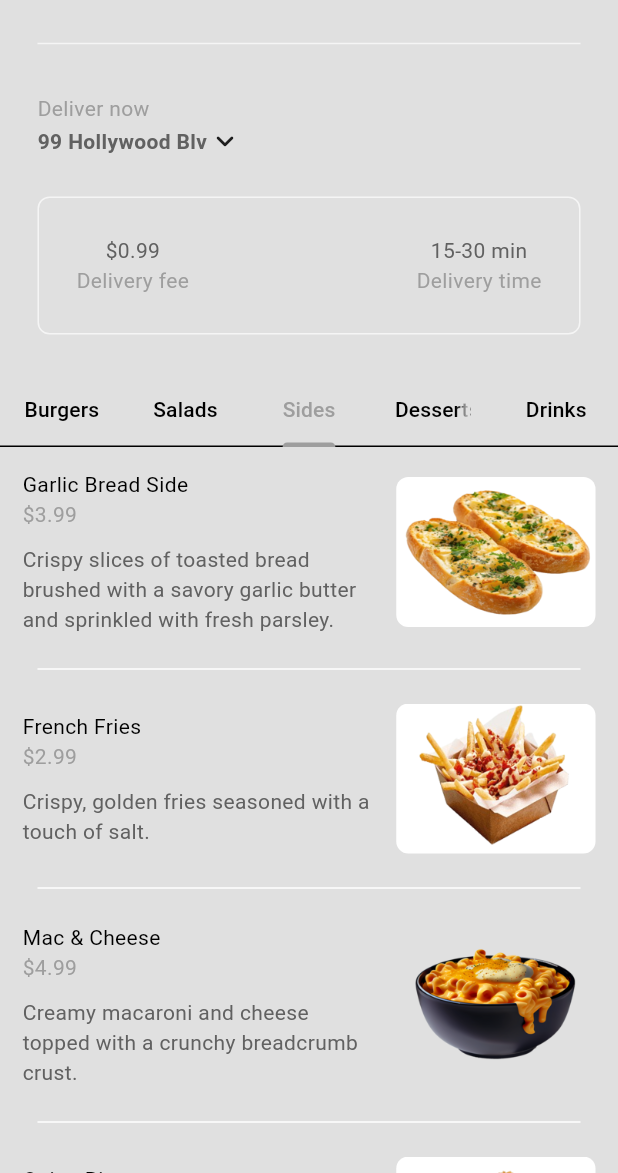
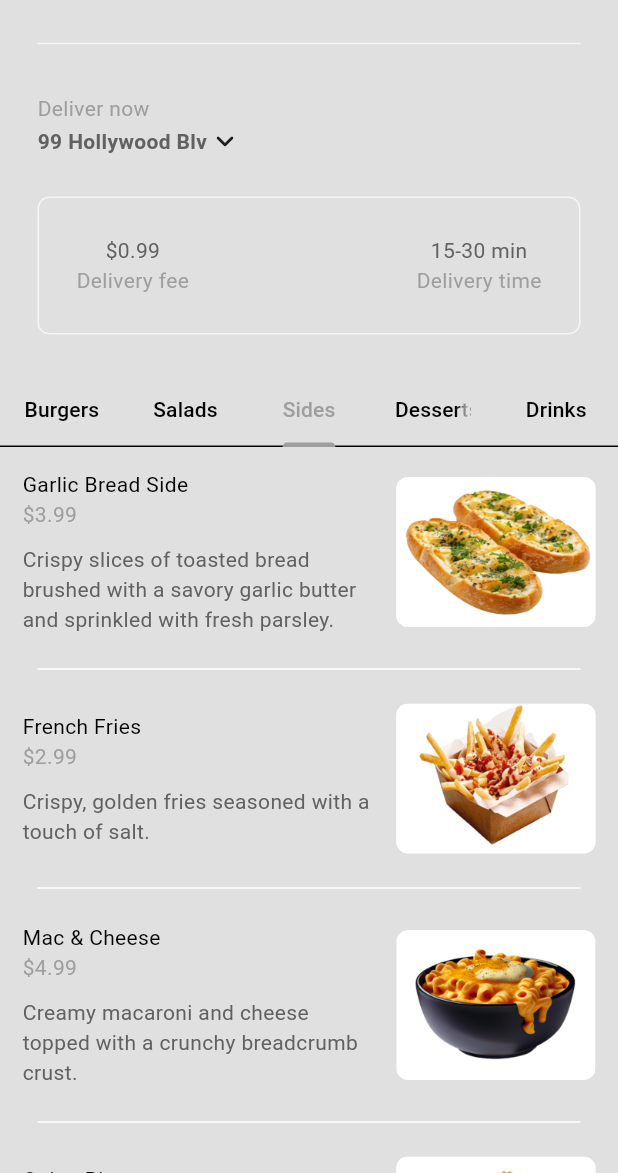
Before and after one commit to alperovuncdeniz/food_delivery_app, a Flutter app: the screen it shows once a user with an empty profile is signed in, tab 3 chosen, on a phone screen of 412 x 824 dp, the part 63-1236 px from its top. Run offline on Flutter 3.47's test engine with Material 3 defaults, Android fonts, the phone set to English and light mode, and no system bars; our stand-ins replace cloud_firestore, firebase_auth, firebase_core, flutter_credit_card, shared_preferences; accounts and stored records are empty.

Commit message:
Update my_food_tile.dart

```diff
--- a/lib/components/my_food_tile.dart
+++ b/lib/components/my_food_tile.dart
@@ -41,9 +41,12 @@ class FoodTile extends StatelessWidget {
                 const SizedBox(width: 15),
                 ClipRRect(
                   borderRadius: BorderRadius.circular(8),
-                  child: Image.asset(
-                    food.imagePath,
-                    height: 100,
+                  child: Container(
+                    decoration: const BoxDecoration(color: Colors.white),
+                    child: Image.asset(
+                      food.imagePath,
+                      height: 100,
+                    ),
                   ),
                 ),
               ],
```
